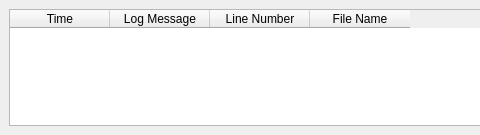
This is MyImageEditor/MyImageEditor/ui/loggingview_dckwgt.ui in Sedux/MyImageEditor_repo as Qt 5 draws it before an edit; both pictures show x 0 to 480 and y 0 to 135 of the 874 by 135 pixel window. The edited form follows.
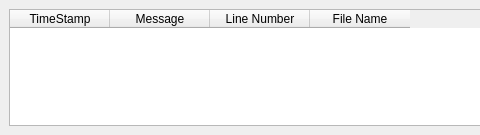
This is the edited form.

The edit to the form file:
```diff
--- a/MyImageEditor/MyImageEditor/ui/loggingview_dckwgt.ui
+++ b/MyImageEditor/MyImageEditor/ui/loggingview_dckwgt.ui
@@ -28,12 +28,12 @@
       </attribute>
       <column>
        <property name="text">
-        <string>Time</string>
+        <string>TimeStamp</string>
        </property>
       </column>
       <column>
        <property name="text">
-        <string>Log Message</string>
+        <string>Message</string>
        </property>
       </column>
       <column>
```
Left out of the diff: 2 changed lines with no effect on the pictures.
